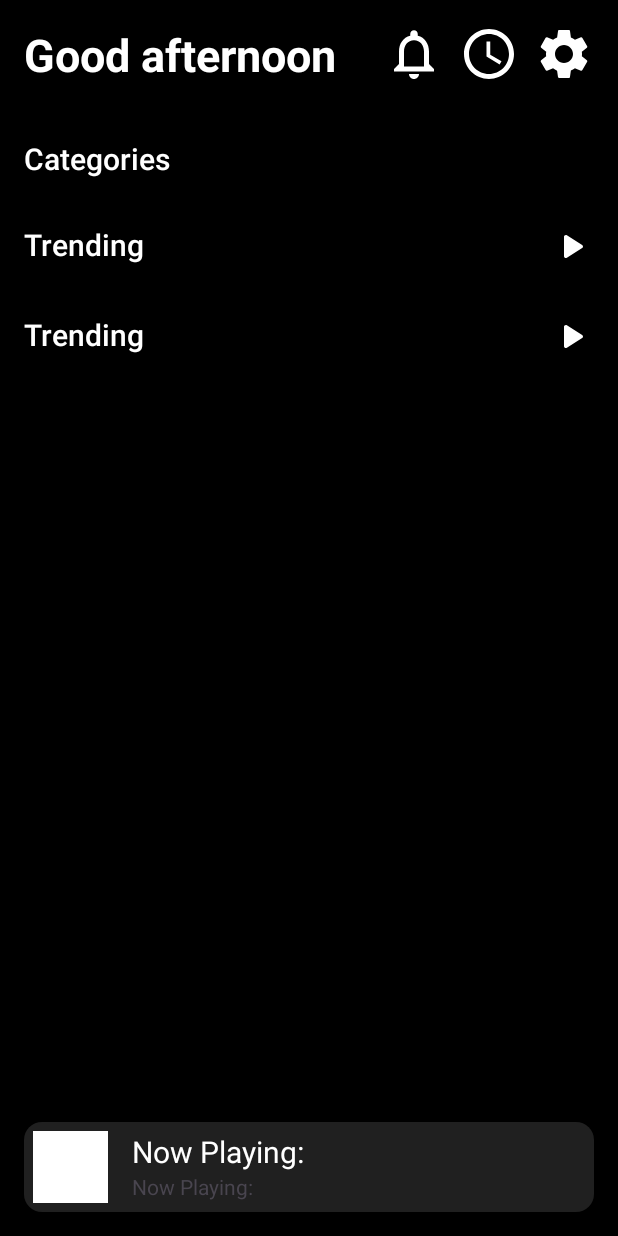
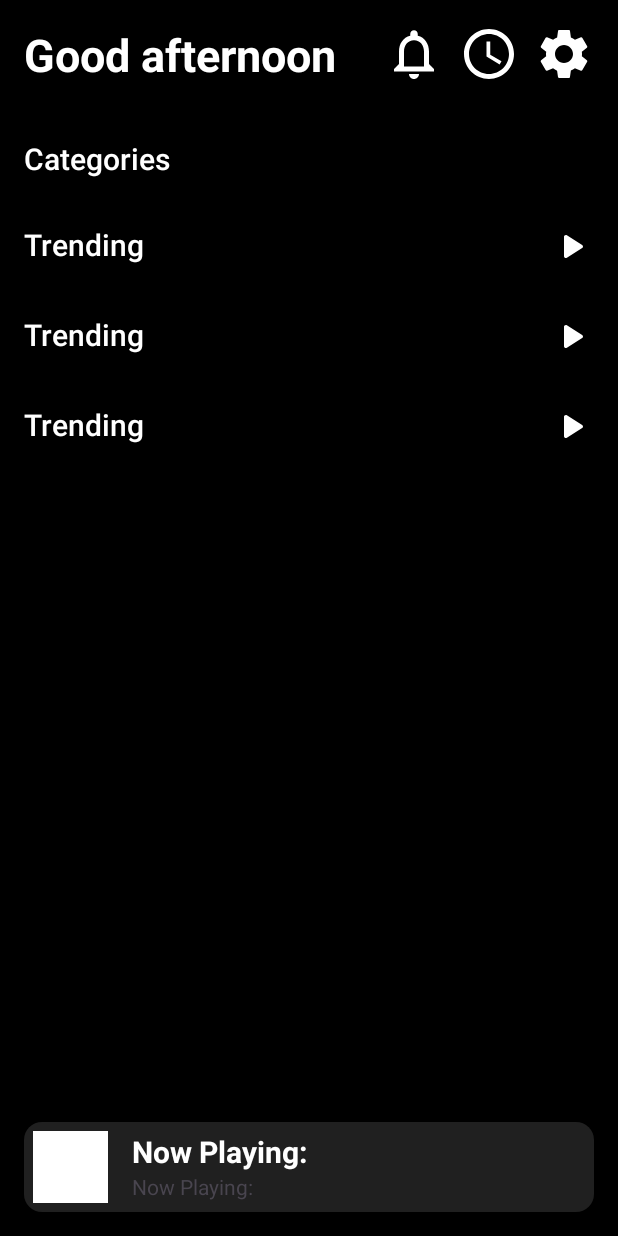
Before and after one commit to Ghanshyam32/audio-pulse, an Android app: the layout activity_main.xml on its own in the app's theme, with its tools: preview values and no code run, on a phone screen of 412 x 824 dp. Run offline under Robolectric (Android 15) with nearby library versions, the phone set to English and light mode, and no system bars.

Commit message:
mostly played section

```diff
--- a/app/src/main/res/layout/activity_main.xml
+++ b/app/src/main/res/layout/activity_main.xml
@@ -123,6 +123,42 @@
                 android:layout_below="@id/section1recView" />
 
             <RelativeLayout
+                android:id="@+id/mostly_played"
+                android:layout_width="match_parent"
+                android:layout_height="wrap_content"
+                android:layout_below="@+id/view1"
+                android:visibility="visible">
+
+                <TextView
+                    android:id="@+id/mostly_played_title"
+                    android:layout_width="wrap_content"
+                    android:layout_height="wrap_content"
+                    android:fontFamily="sans-serif-medium"
+                    android:textColor="@color/white"
+                    android:textSize="20sp"
+                    tools:text="Trending" />
+
+                <ImageView
+                    android:layout_width="30dp"
+                    android:layout_height="30dp"
+                    android:layout_alignParentEnd="true"
+                    android:src="@drawable/round_play_arrow_24" />
+
+                <androidx.recyclerview.widget.RecyclerView
+                    android:id="@+id/mostly_played_rv"
+                    android:layout_width="match_parent"
+                    android:layout_height="wrap_content"
+                    android:layout_below="@id/mostly_played_title" />
+
+            </RelativeLayout>
+
+            <View
+                android:id="@+id/view3"
+                android:layout_width="match_parent"
+                android:layout_height="30dp"
+                android:layout_below="@id/section1recView" />
+
+            <RelativeLayout
                 android:id="@+id/section2Layout"
                 android:layout_width="match_parent"
                 android:layout_height="wrap_content"
@@ -224,8 +260,8 @@
         <ImageView
             android:id="@+id/songCoverImg"
             android:layout_width="50dp"
+            android:layout_height="match_parent"
             android:layout_margin="6dp"
-            android:layout_height="match_parent"
             android:src="@color/white" />
 
         <TextView
@@ -233,11 +269,12 @@
             android:layout_width="wrap_content"
             android:layout_height="wrap_content"
             android:layout_marginStart="10dp"
+            android:layout_marginTop="6dp"
             android:layout_toEndOf="@+id/songCoverImg"
             android:text="Now Playing: "
-            android:layout_marginTop="6dp"
             android:textColor="@color/white"
-            android:textSize="20sp" />
+            android:textSize="20sp"
+            android:textStyle="bold" />
 
         <TextView
             android:id="@+id/song_subtitle"
--- a/build.gradle.kts
+++ b/build.gradle.kts
@@ -5,6 +5,6 @@ buildscript {
 }
 // Top-level build file where you can add configuration options common to all sub-projects/modules.
 plugins {
-    id("com.android.application") version "8.2.2" apply false
+    id("com.android.application") version "8.3.0" apply false
     id("org.jetbrains.kotlin.android") version "1.9.22" apply false
 }
```
Also changed, not shown: app/build.gradle.kts (+10 -8 lines), app/src/main/java/com/ghanshyam/audiopulse/MainActivity.kt (+54 -1 lines), app/src/main/java/com/ghanshyam/audiopulse/MyExoplayer.kt (+30 -1 lines), gradle/wrapper/gradle-wrapper.properties.
